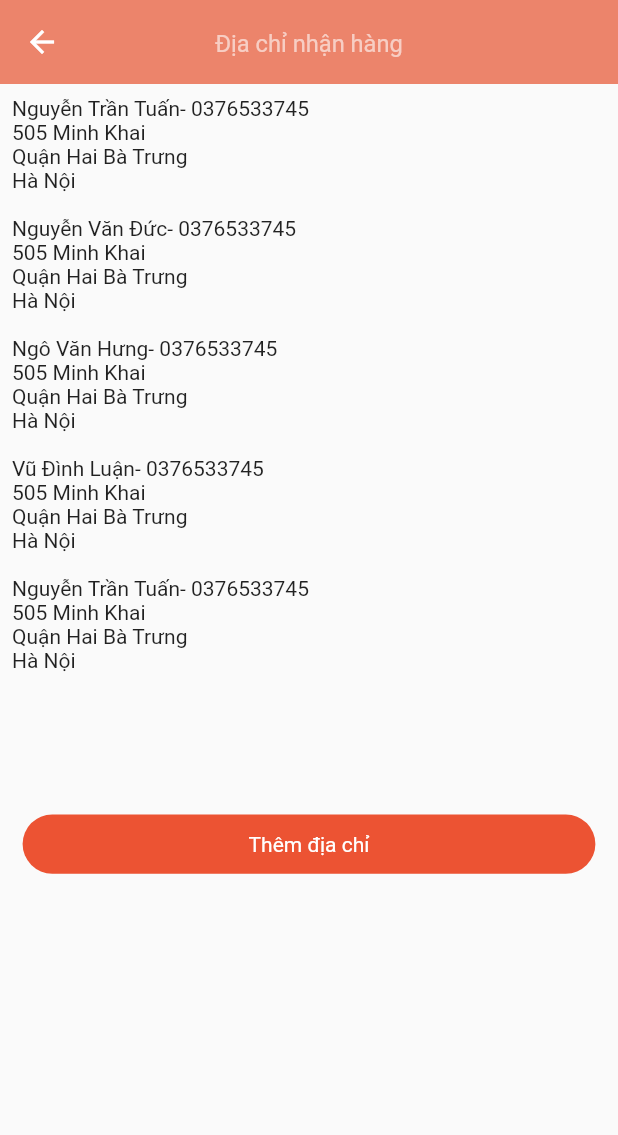
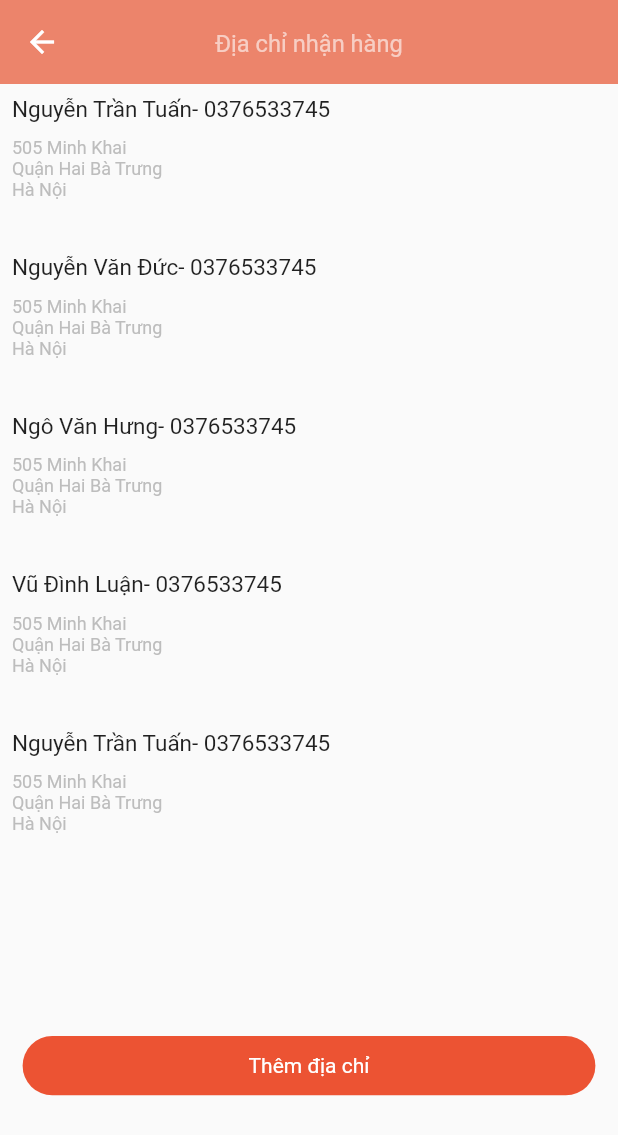
Before and after one commit to nduc999112/flutter_1, a Flutter app: the DeliveryAddressView screen opened directly, on a phone screen of 412 x 824 dp. Shown: the top 1135 px of the screen. Run offline on Flutter 3.47's test engine with Material 2 defaults, Android fonts, the phone set to English and light mode, and no system bars; our stand-ins replace carousel_slider, expansion_tile_card, flutter_screenutil; network calls fail.

Commit message:
commit-m

```diff
--- a/lib/view/deliveryAddress/delivery_address_view.dart
+++ b/lib/view/deliveryAddress/delivery_address_view.dart
@@ -42,6 +42,7 @@ class _DeliveryAddressViewState extends State<DeliveryAddressView> {
                     itemCount: listAdress?.length,
                     itemBuilder: (context,int){
                       return Container(
+                        margin: EdgeInsets.only(bottom: SizeConst.h20),
                         child: Padding(
                           padding:  EdgeInsets.all(8.0),
                           child: Column(
@@ -49,13 +50,14 @@ class _DeliveryAddressViewState extends State<DeliveryAddressView> {
                             children: [
                               Row(
                                 children: [
-                                  Text('${listAdress?[int].name}'),
-                                  Text('- ${listAdress?[int].phone}')
+                                  Text('${listAdress?[int].name}',style: TextStyle(fontWeight: FontWeight.w400,fontSize: 15),),
+                                  Text('- ${listAdress?[int].phone}',style: TextStyle(fontWeight: FontWeight.w400,fontSize: 15)),
                                 ],
                               ),
-                              Text('${listAdress?[int].adress}'),
-                              Text('${listAdress?[int].address1}'),
-                              Text('${listAdress?[int].address2}'),
+                              SizedBox(height: SizeConst.h10,),
+                              Text('${listAdress?[int].adress}',style: TextStyle(fontWeight: FontWeight.w400,fontSize: 12,color: Colors.grey[400]),),
+                              Text('${listAdress?[int].address1}',style: TextStyle(fontWeight: FontWeight.w400,fontSize: 12,color: Colors.grey[400])),
+                              Text('${listAdress?[int].address2}',style: TextStyle(fontWeight: FontWeight.w400,fontSize: 12,color: Colors.grey[400])),
                             ],
                           ),
                         ),
@@ -63,7 +65,7 @@ class _DeliveryAddressViewState extends State<DeliveryAddressView> {
                     },
                   ),
                   SizedBox(
-                    height: SizeConst.h80,
+                    height: SizeConst.h100,
                   ),
                   Align(
                     alignment: Alignment.bottomCenter,
```
